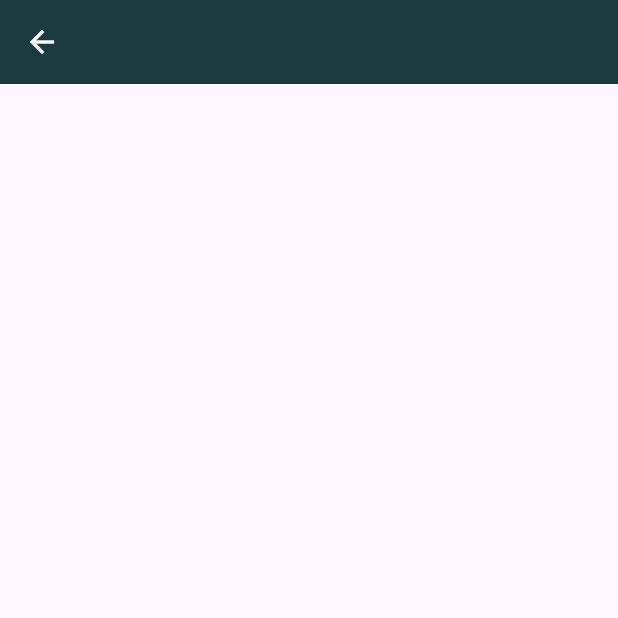
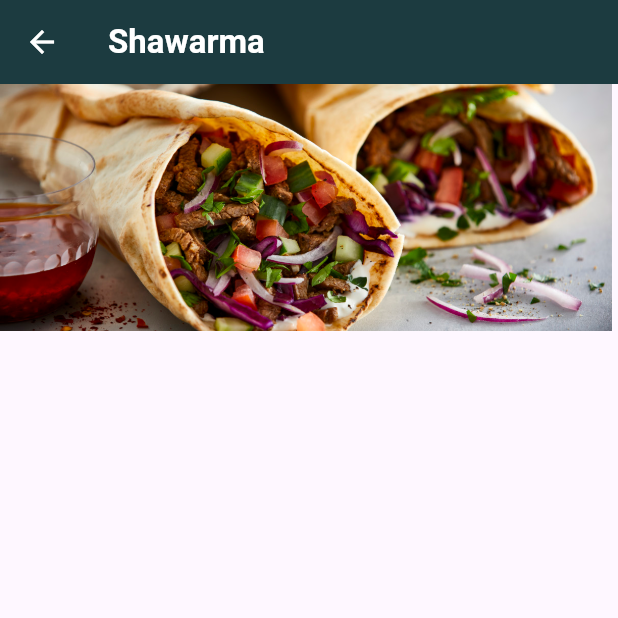
Before and after one commit to FerG0373/alnabekapp, a Flutter app: the HomeScreen screen opened by its route, after a tap on "Shawarma", on a phone screen of 412 x 824 dp, the top half of it. Run offline on Flutter 3.47's test engine with Material 3 defaults, Android fonts, the phone set to English and light mode, and no system bars.

Commit message:
Método insertarMenuCard inserta imágenes dinámicamente. Se agregó nueva imagen a las rutas de imágenes.

```diff
--- a/lib/components/imagecards.dart
+++ b/lib/components/imagecards.dart
@@ -1,7 +1,6 @@
 import 'package:alnabekapp/res/app_screensize.dart';
 import 'package:flutter/material.dart';
 import 'package:alnabekapp/res/app_colors.dart';
-import 'package:alnabekapp/res/app_imagespath.dart';
 
 class AppImageCards {
 
@@ -18,11 +17,11 @@ class AppImageCards {
     );
 
   // Método para insertar la imagen de menú en la pantalla.
-  static Widget insertarMenuCard(BuildContext context, String titulo) {
+  static Widget insertarMenuCard(BuildContext context, String rutaImagen, String titulo) {
     return Container(
       decoration: BoxDecoration(
-        image: const DecorationImage(
-          image: AssetImage(AppImages.menu),
+        image: DecorationImage(
+          image: AssetImage(rutaImagen),
           fit: BoxFit.cover,
         ),
       ),
--- a/lib/res/app_imagespath.dart
+++ b/lib/res/app_imagespath.dart
@@ -9,4 +9,5 @@ class AppImages {
   static const String vegetariano = 'assets/img/vegetariano.png';
   static const String baklava = 'assets/img/baklava.png';
   static const String bebida = 'assets/img/bebida.png';
+  static const String shawarmaMenu = 'assets/img/shawarmaMenu.jpg';
 }
--- a/lib/screens/scr3_home.dart
+++ b/lib/screens/scr3_home.dart
@@ -30,7 +30,7 @@ class _HomeScreenState extends State<HomeScreen> {
             // Espacio entre tarjetas.
             espacio,
             // Menú
-            AppImageCards.insertarMenuCard(context, 'Menú'),
+            AppImageCards.insertarMenuCard(context, AppImages.menu, 'Menú'),
             // Espacio entre tarjetas.
             espacio,
             Row(
@@ -47,7 +47,7 @@ class _HomeScreenState extends State<HomeScreen> {
             Row(
               mainAxisAlignment: MainAxisAlignment.spaceEvenly,
               children: [
-                // Fatayer.
+                // Fatay.
                 AppImageCards.insertarItemCard(context, '', AppImages.fatay, 'Fatay'),
                 // Vegetariano.
                 AppImageCards.insertarItemCard(context, '', AppImages.vegetariano, 'Vegetariano'),
--- a/lib/screens/scr4_entrada.dart
+++ b/lib/screens/scr4_entrada.dart
@@ -12,7 +12,7 @@ class _EntradaScreenState extends State<EntradaScreen> {
   @override
   Widget build(BuildContext context) {
     return Scaffold(
-      appBar: Appbars.insertarAppBar(context, '', false),
+      appBar: Appbars.insertarAppBar(context, 'Entrada', false),
     );
   }
 }
--- a/lib/screens/scr5_shawarma.dart
+++ b/lib/screens/scr5_shawarma.dart
@@ -1,4 +1,6 @@
 import 'package:alnabekapp/components/appbars.dart';
+import 'package:alnabekapp/components/imagecards.dart';
+import 'package:alnabekapp/res/app_imagespath.dart';
 import 'package:flutter/material.dart';
 
 class ShawarmaScreen extends StatefulWidget {
@@ -12,7 +14,14 @@ class _ShawarmaScreenState extends State<ShawarmaScreen> {
   @override
   Widget build(BuildContext context) {
     return Scaffold(
-      appBar: Appbars.insertarAppBar(context, '', false),
+      appBar: Appbars.insertarAppBar(context, 'Shawarma', false),
+
+      body: Column(
+        children: [
+
+          AppImageCards.insertarMenuCard(context, AppImages.shawarmaMenu, ''),
+        ],
+      )
     );
   }
 }
```
Also changed, not shown: assets/img/shawarmaMenu.jpg (added).
